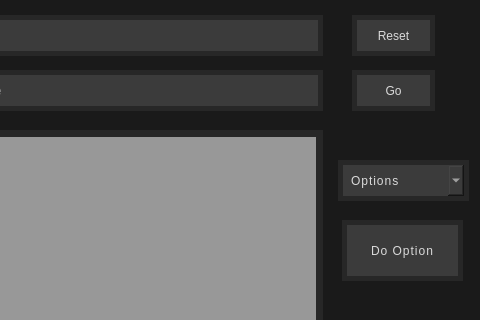
Above: NoteBlock/save_as_dialog.ui from vince-exe/NoteBlock before the change; both pictures show x 108 to 588 and y 0 to 320 of the 588 by 587 pixel window. Below: the same form after it.
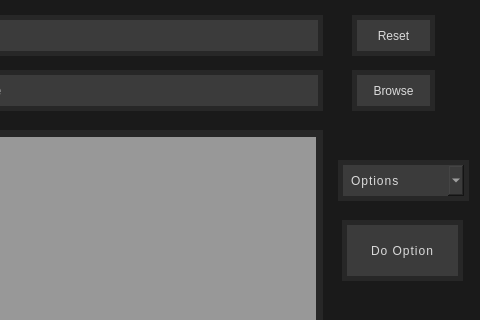
That is the form after the change.

What changed in the file:
```diff
--- a/NoteBlock/save_as_dialog.ui
+++ b/NoteBlock/save_as_dialog.ui
@@ -151,7 +151,7 @@
 }</string>
    </property>
    <property name="text">
-    <string>Go</string>
+    <string>Browse</string>
    </property>
   </widget>
   <widget class="QComboBox" name="optionsComboBox">
```
